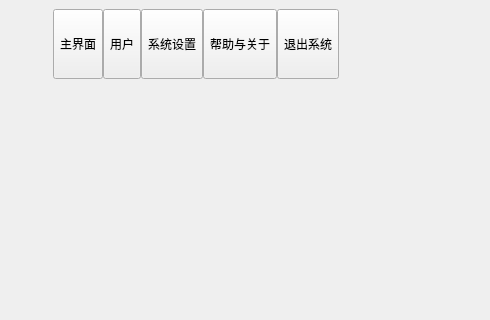
First picture: the form in MainUI/mainwindow.ui, repository Mr-tang0/MINIMTS, before the edit; both pictures show x 0 to 490 and y 0 to 320 of the 767 by 583 pixel window.
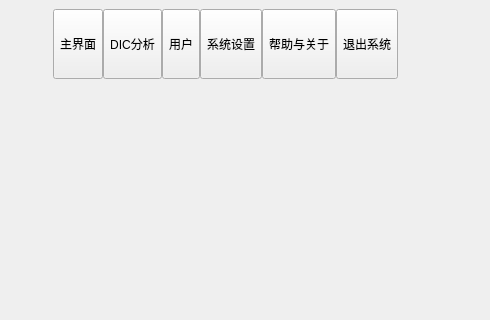
Second picture: the form after the edit. Icons and pictures are not drawn.

```diff
--- a/MainUI/mainwindow.ui
+++ b/MainUI/mainwindow.ui
@@ -103,6 +103,29 @@
             </property>
            </widget>
           </item>
+          <item>
+           <widget class="QToolButton" name="btnDIC">
+            <property name="sizePolicy">
+             <sizepolicy hsizetype="Fixed" vsizetype="Expanding">
+              <horstretch>0</horstretch>
+              <verstretch>0</verstretch>
+             </sizepolicy>
+            </property>
+            <property name="styleSheet">
+             <string notr="true"/>
+            </property>
+            <property name="text">
+             <string>DIC分析</string>
+            </property>
+            <property name="icon">
+             <iconset resource="res.qrc">
+              <normaloff>:/main/res/icon/main_data.png</normaloff>:/main/res/icon/main_data.png</iconset>
+            </property>
+            <property name="toolButtonStyle">
+             <enum>Qt::ToolButtonTextUnderIcon</enum>
+            </property>
+           </widget>
+          </item>
           <item>
            <widget class="QToolButton" name="btnUser">
             <property name="sizePolicy">
```
